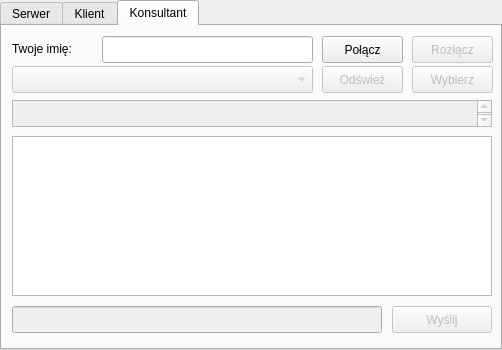
First picture: the form in mainwindow.ui, repository borutainfo/Client-Consultant-Messenger, before the edit.
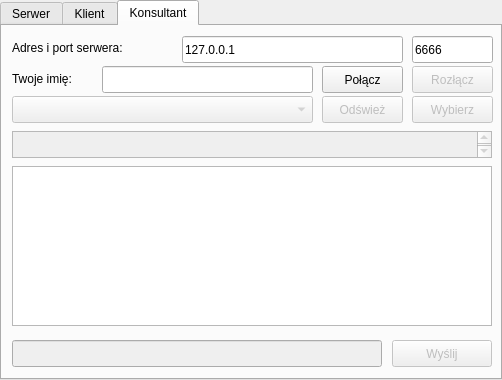
Second picture: the form after the edit.

```diff
--- a/mainwindow.ui
+++ b/mainwindow.ui
@@ -7,7 +7,7 @@
     <x>0</x>
     <y>0</y>
     <width>502</width>
-    <height>350</height>
+    <height>380</height>
    </rect>
   </property>
   <property name="sizePolicy">
@@ -19,13 +19,13 @@
   <property name="minimumSize">
    <size>
     <width>502</width>
-    <height>350</height>
+    <height>380</height>
    </size>
   </property>
   <property name="maximumSize">
    <size>
     <width>502</width>
-    <height>350</height>
+    <height>380</height>
    </size>
   </property>
   <property name="windowTitle">
@@ -41,7 +41,7 @@
       <x>0</x>
       <y>0</y>
       <width>502</width>
-      <height>350</height>
+      <height>380</height>
      </rect>
     </property>
     <property name="currentIndex">
@@ -329,7 +329,7 @@
       <property name="geometry">
        <rect>
         <x>320</x>
-        <y>10</y>
+        <y>40</y>
         <width>81</width>
         <height>27</height>
        </rect>
@@ -345,7 +345,7 @@
       <property name="geometry">
        <rect>
         <x>410</x>
-        <y>10</y>
+        <y>40</y>
         <width>81</width>
         <height>27</height>
        </rect>
@@ -358,7 +358,7 @@
       <property name="geometry">
        <rect>
         <x>100</x>
-        <y>10</y>
+        <y>40</y>
         <width>211</width>
         <height>27</height>
        </rect>
@@ -368,7 +368,7 @@
       <property name="geometry">
        <rect>
         <x>10</x>
-        <y>14</y>
+        <y>44</y>
         <width>81</width>
         <height>17</height>
        </rect>
@@ -384,7 +384,7 @@
       <property name="geometry">
        <rect>
         <x>10</x>
-        <y>40</y>
+        <y>70</y>
         <width>301</width>
         <height>27</height>
        </rect>
@@ -397,7 +397,7 @@
       <property name="geometry">
        <rect>
         <x>410</x>
-        <y>40</y>
+        <y>70</y>
         <width>81</width>
         <height>27</height>
        </rect>
@@ -413,7 +413,7 @@
       <property name="geometry">
        <rect>
         <x>320</x>
-        <y>40</y>
+        <y>70</y>
         <width>81</width>
         <height>27</height>
        </rect>
@@ -429,7 +429,7 @@
       <property name="geometry">
        <rect>
         <x>10</x>
-        <y>110</y>
+        <y>140</y>
         <width>480</width>
         <height>160</height>
        </rect>
@@ -453,7 +453,7 @@
       <property name="geometry">
        <rect>
         <x>390</x>
-        <y>280</y>
+        <y>314</y>
         <width>100</width>
         <height>27</height>
        </rect>
@@ -469,7 +469,7 @@
       <property name="geometry">
        <rect>
         <x>10</x>
-        <y>280</y>
+        <y>314</y>
         <width>370</width>
         <height>27</height>
        </rect>
@@ -482,7 +482,7 @@
       <property name="geometry">
        <rect>
         <x>10</x>
-        <y>74</y>
+        <y>105</y>
         <width>480</width>
         <height>27</height>
        </rect>
@@ -493,6 +493,45 @@
        </font>
       </property>
      </widget>
+     <widget class="QLineEdit" name="consultantServPortEdit">
+      <property name="geometry">
+       <rect>
+        <x>410</x>
+        <y>10</y>
+        <width>81</width>
+        <height>27</height>
+       </rect>
+      </property>
+      <property name="text">
+       <string>6666</string>
+      </property>
+     </widget>
+     <widget class="QLineEdit" name="consultantServAddrEdit">
+      <property name="geometry">
+       <rect>
+        <x>180</x>
+        <y>10</y>
+        <width>221</width>
+        <height>27</height>
+       </rect>
+      </property>
+      <property name="text">
+       <string>127.0.0.1</string>
+      </property>
+     </widget>
+     <widget class="QLabel" name="consultanAddrLabel">
+      <property name="geometry">
+       <rect>
+        <x>10</x>
+        <y>12</y>
+        <width>151</width>
+        <height>20</height>
+       </rect>
+      </property>
+      <property name="text">
+       <string>Adres i port serwera:</string>
+      </property>
+     </widget>
     </widget>
    </widget>
   </widget>
```
Left out of the diff: 65 changed lines with no effect on the pictures.
